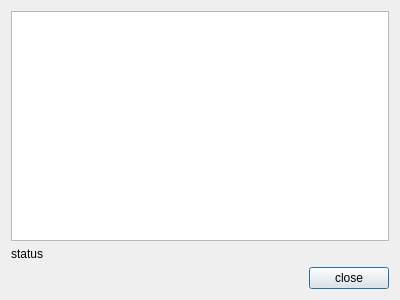
dogsuned/qt-bluetooth, file service.ui: the form before one commit.
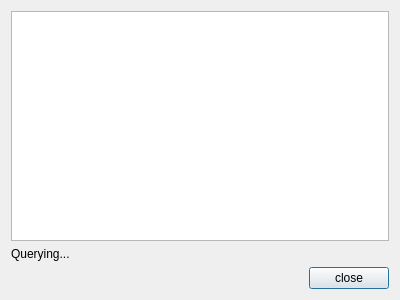
The form after the commit.

```diff
--- a/service.ui
+++ b/service.ui
@@ -20,7 +20,7 @@
    <item>
     <widget class="QLabel" name="status">
      <property name="text">
-      <string>status</string>
+      <string>Querying...</string>
      </property>
     </widget>
    </item>
```
